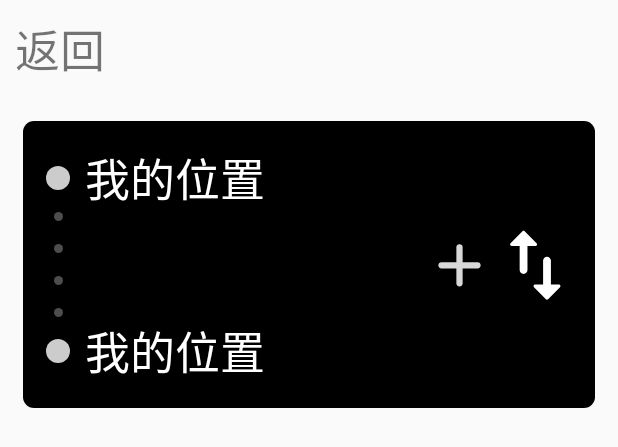
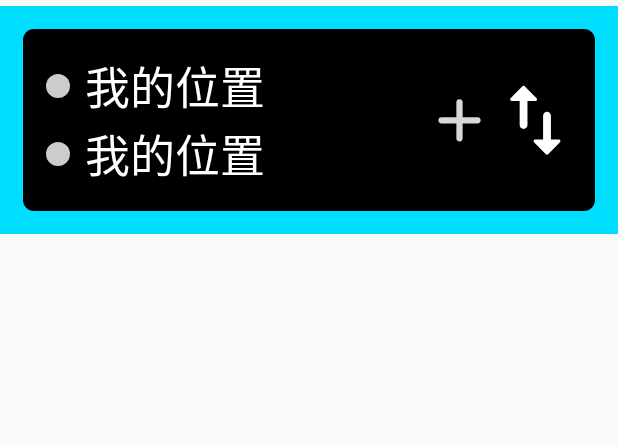
Before and after one commit to HubertYoung/WayPoint, an Android app: the layout fragment_blank.xml on its own in the app's theme, with its tools: preview values and no code run, on a phone screen of 412 x 824 dp. Shown: the top 447 px of the screen. Run offline under Robolectric (Android 15) with nearby library versions, the phone set to English and light mode, and no system bars.

Commit message:
https://github.com/HubertYoung/WayPoint.git

```diff
--- a/app/src/main/java/com/candice/waypoint/MainActivity.java
+++ b/app/src/main/java/com/candice/waypoint/MainActivity.java
@@ -11,6 +11,7 @@ public class MainActivity extends AppCompatActivity {
 
     private FrameLayout mFlContaner;
     private TextView mTvJump;
+
     public WayPointBean[] mWayPointBeans = new WayPointBean[3];
 
     @Override
@@ -28,12 +29,13 @@ public class MainActivity extends AppCompatActivity {
                 if (blankFragment.isAdded()) {
                     beginTransaction.show(blankFragment);
                 } else {
-                    beginTransaction.add(R.id.fl_container, blankFragment);
+                    beginTransaction.add(R.id.fl_container, blankFragment,"blankFragment");
                 }
                 beginTransaction.commit();
                 mFlContaner.setVisibility(View.VISIBLE);
                 mTvJump.setVisibility(View.GONE);
             }
         });
+        mTvJump.callOnClick();
     }
 }
--- a/app/src/main/res/layout/activity_main.xml
+++ b/app/src/main/res/layout/activity_main.xml
@@ -16,8 +16,8 @@
 
 
     <FrameLayout
+        android:id="@+id/fl_container"
         android:visibility="gone"
-        android:id="@+id/fl_container"
         android:layout_width="match_parent"
         android:layout_height="match_parent" />
 
--- a/app/src/main/res/layout/fragment_blank.xml
+++ b/app/src/main/res/layout/fragment_blank.xml
@@ -3,27 +3,29 @@
     xmlns:tools="http://schemas.android.com/tools"
     android:layout_width="match_parent"
     android:layout_height="match_parent"
+    android:animateLayoutChanges="true"
     tools:context=".BlankFragment">
 
 
-    <TextView
-        android:id="@+id/tv_back"
+    <!--<TextView-->
+        <!--android:id="@+id/tv_back"-->
+        <!--android:layout_width="match_parent"-->
+        <!--android:layout_height="wrap_content"-->
+        <!--android:padding="@dimen/space_10"-->
+        <!--android:text="返回"-->
+        <!--android:textSize="@dimen/text_30" />-->
+
+    <!--android:layout_below="@id/tv_back"-->
+    <include
+        layout="@layout/layout_way_point"
         android:layout_width="match_parent"
         android:layout_height="wrap_content"
-        android:padding="@dimen/space_10"
-        android:text="返回"
-        android:textSize="@dimen/text_30" />
+        android:layout_marginTop="4dp" />
 
-    <include
-        layout="@layout/layout_way_point"
-        android:layout_width="wrap_content"
-        android:layout_height="wrap_content"
-        android:layout_below="@id/tv_back" />
-
-    <FrameLayout
-        android:visibility="gone"
-        android:id="@+id/fl_blank_fragment"
-        android:layout_width="match_parent"
-        android:layout_height="match_parent"/>
+    <!--<FrameLayout-->
+        <!--android:visibility="gone"-->
+        <!--android:id="@+id/fl_blank_fragment"-->
+        <!--android:layout_width="match_parent"-->
+        <!--android:layout_height="match_parent"/>-->
 
 </RelativeLayout>
--- a/app/src/main/res/layout/layout_way_point.xml
+++ b/app/src/main/res/layout/layout_way_point.xml
@@ -3,9 +3,10 @@
     xmlns:tools="http://schemas.android.com/tools"
     android:id="@+id/rl_way_point_root"
     android:layout_width="match_parent"
-    android:layout_height="wrap_content"
+    android:layout_height="match_parent"
     android:layout_margin="@dimen/space_10"
     android:visibility="visible"
+    android:background="@android:color/holo_blue_bright"
     tools:visibility="visible">
 
 
@@ -16,12 +17,14 @@
         android:layout_margin="@dimen/space_15"
         android:background="@drawable/route_plan_add_address_bg"
         android:orientation="horizontal"
+        android:animateLayoutChanges="true"
         android:padding="@dimen/space_15">
 
 
         <LinearLayout
             android:layout_width="match_parent"
             android:layout_height="wrap_content"
+            android:animateLayoutChanges="true"
             android:orientation="vertical">
 
             <LinearLayout
@@ -56,7 +59,7 @@
                 android:layout_height="wrap_content"
                 android:layout_marginLeft="@dimen/space_5"
                 android:orientation="vertical"
-                android:visibility="visible">
+                android:visibility="gone">
 
                 <ImageView
                     android:id="@+id/small_oval_button_0"
@@ -95,8 +98,9 @@
                 android:layout_marginBottom="@dimen/space_10"
                 android:gravity="center_vertical"
                 android:orientation="horizontal"
+                android:animateLayoutChanges="true"
                 android:visibility="gone"
-                tools:visibility="gone">
+                tools:visibility="visible">
 
                 <ImageView
                     android:id="@+id/iv_way_point1"
@@ -113,7 +117,7 @@
                     android:background="@drawable/search_way_point_bg"
                     android:cursorVisible="true"
                     android:gravity="center_vertical"
-                    android:hint="@string/input_way_point"
+                    android:hint="@string/input_way_point1"
                     android:imeOptions="actionSearch"
                     android:inputType="text|textAutoComplete"
                     android:paddingStart="@dimen/space_10"
@@ -134,8 +138,9 @@
                 android:layout_marginBottom="@dimen/space_10"
                 android:gravity="center_vertical"
                 android:orientation="horizontal"
+                android:animateLayoutChanges="true"
                 android:visibility="gone"
-                tools:visibility="gone">
+                tools:visibility="visible">
 
                 <ImageView
                     android:id="@+id/iv_way_point2"
@@ -152,7 +157,7 @@
                     android:background="@drawable/search_way_point_bg"
                     android:cursorVisible="true"
                     android:gravity="center_vertical"
-                    android:hint="@string/input_way_point"
+                    android:hint="@string/input_way_point2"
                     android:imeOptions="actionSearch"
                     android:inputType="text|textAutoComplete"
                     android:paddingStart="@dimen/space_10"
@@ -173,8 +178,9 @@
                 android:layout_marginBottom="@dimen/space_10"
                 android:gravity="center_vertical"
                 android:orientation="horizontal"
+                android:animateLayoutChanges="true"
                 android:visibility="gone"
-                tools:visibility="gone">
+                tools:visibility="visible">
 
                 <ImageView
                     android:id="@+id/iv_way_point3"
@@ -191,7 +197,7 @@
                     android:background="@drawable/search_way_point_bg"
                     android:cursorVisible="true"
                     android:gravity="center_vertical"
-                    android:hint="@string/input_way_point"
+                    android:hint="@string/input_way_point3"
                     android:imeOptions="actionSearch"
                     android:inputType="text|textAutoComplete"
                     android:paddingStart="@dimen/space_10"
@@ -236,21 +242,6 @@
 
         </LinearLayout>
 
-        <TextView
-            android:id="@+id/tv_way_point"
-            android:layout_width="@dimen/space_400"
-            android:layout_height="wrap_content"
-            android:layout_marginLeft="@dimen/space_20"
-            android:ellipsize="end"
-            android:maxLines="1"
-            android:singleLine="true"
-            android:layout_centerVertical="true"
-            android:textColor="@android:color/white"
-            android:textSize="@dimen/text_20"
-            android:visibility="gone"
-            tools:text="经几地途经点"
-            tools:visibility="visible" />
-
         <!--切换位置-->
         <ImageView
             android:id="@+id/iv_switch"
@@ -278,6 +269,21 @@
 
 
 
+    <TextView
+        android:id="@+id/tv_way_point"
+        android:layout_width="@dimen/space_400"
+        android:layout_height="wrap_content"
+        android:layout_marginLeft="@dimen/space_20"
+        android:layout_below="@+id/rl_way_root"
+        android:ellipsize="end"
+        android:maxLines="1"
+        android:singleLine="true"
+        android:textColor="@android:color/white"
+        android:textSize="@dimen/text_20"
+        android:visibility="gone"
+        tools:text="经几地途经点"
+        tools:visibility="visible" />
+
 
 
 </RelativeLayout>
```
Also changed, not shown: app/src/main/java/com/candice/waypoint/BlankFragment.java (+257 -196 lines), app/src/main/java/com/candice/waypoint/BlankFragment2.java (+10 -11 lines), app/src/main/java/com/candice/waypoint/WayPointBean.java (+24 -10 lines).
